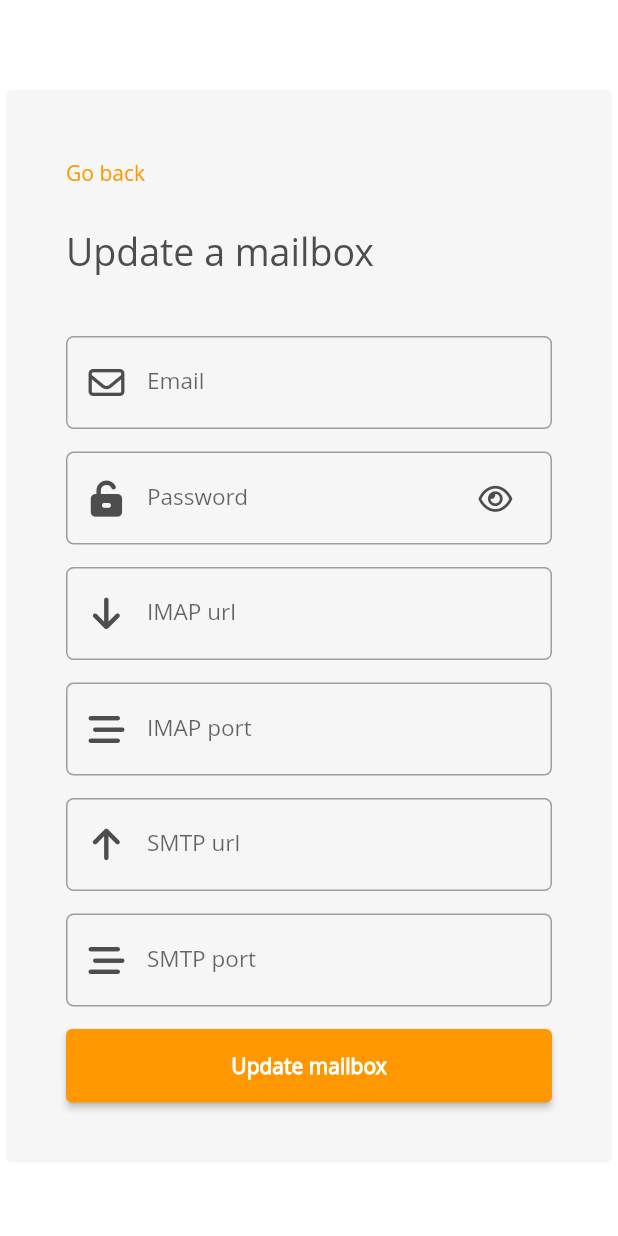
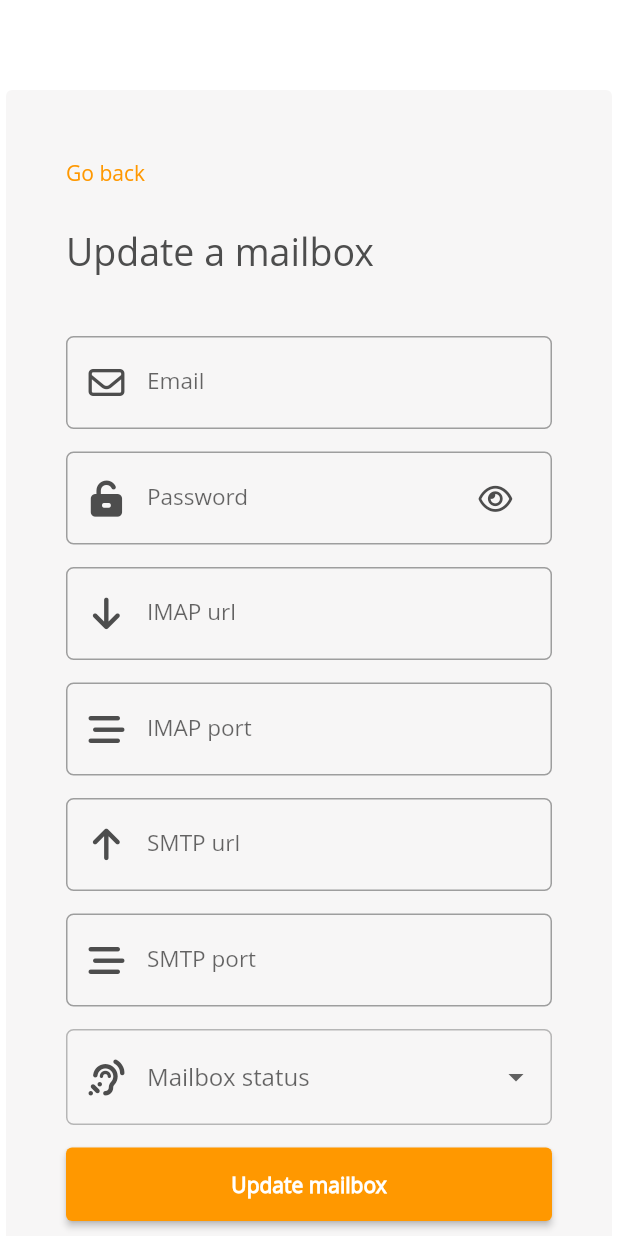
Before and after one commit to simplism-io/app, a Flutter app: the UpdateMailboxScreen screen opened directly with empty values, on a phone screen of 412 x 824 dp. Run offline on Flutter 3.47's test engine with Material 2 defaults, Android fonts, the phone set to English and light mode, and no system bars; our stand-ins replace email_validator, flutter_dotenv, font_awesome_flutter, image_picker, local_auth, responsive_framework and 2 more; missing offline and left inert: circle_flags, system_theme; accounts and stored records are empty.

Commit message:
Update UI

```diff
--- /dev/null
+++ b/lib/constants/icons/status_icon.dart
@@ -0,0 +1,22 @@
+import 'package:flutter/cupertino.dart';
+import 'package:flutter/foundation.dart';
+import 'package:flutter/material.dart';
+
+import 'package:font_awesome_flutter/font_awesome_flutter.dart';
+
+class StatusIcon extends StatelessWidget {
+  const StatusIcon({super.key});
+
+  @override
+  Widget build(BuildContext context) {
+    return Padding(
+      padding: const EdgeInsets.fromLTRB(15, 0, 15, 0),
+      child: Icon(
+          (defaultTargetPlatform == TargetPlatform.iOS ||
+                  defaultTargetPlatform == TargetPlatform.macOS)
+              ? CupertinoIcons.ear
+              : FontAwesomeIcons.earListen,
+          color: Theme.of(context).colorScheme.onBackground),
+    );
+  }
+}
--- a/lib/main.dart
+++ b/lib/main.dart
@@ -9,6 +9,7 @@ import 'package:responsive_framework/utils/scroll_behavior.dart';
 import 'package:supabase_flutter/supabase_flutter.dart';
 import 'package:flutter_localizations/flutter_localizations.dart';
 
+import 'services/mailbox_service.dart';
 import 'services/message_service.dart';
 import 'services/theme_service.dart';
 import 'services/biometric_service.dart';
@@ -42,6 +43,7 @@ class App extends StatelessWidget {
           ChangeNotifierProvider(create: (_) => BiometricService()),
           ChangeNotifierProvider(create: (_) => InternationalizationService()),
           ChangeNotifierProvider(create: (_) => MessageService()),
+          ChangeNotifierProvider(create: (_) => MailBoxService()),
         ],
         child: Consumer3<ThemeService, InternationalizationService,
                 BiometricService>(
@@ -65,12 +67,12 @@ class App extends StatelessWidget {
               ],
               builder: (context, child) => ResponsiveWrapper.builder(
                     BouncingScrollWrapper.builder(context, child!),
-                    maxWidth: 1200,
+                    maxWidth: 1000,
                     minWidth: 450,
                     breakpoints: [
                       const ResponsiveBreakpoint.resize(450, name: MOBILE),
                       const ResponsiveBreakpoint.resize(800, name: TABLET),
-                      const ResponsiveBreakpoint.resize(1200, name: DESKTOP),
+                      const ResponsiveBreakpoint.resize(1000, name: DESKTOP),
                     ],
                     background: Container(
                         color: Theme.of(context).scaffoldBackgroundColor),
--- a/lib/screens/private/email/create_mailbox_screen.dart
+++ b/lib/screens/private/email/create_mailbox_screen.dart
@@ -42,7 +42,7 @@ class _CreateMailboxScreenState extends State<CreateMailboxScreen> {
     Future<void> submit() async {
       setState(() => loader = true);
       final result = await MailBoxService()
-          .createMailbox(email, password, imapUrl, imapPort, smtpUrl, smtpPort);
+          .createMailBox(email, password, imapUrl, imapPort, smtpUrl, smtpPort);
       if (result == true) {
         if (!mounted) return;
         final snackBar = SnackBar(
--- a/lib/screens/private/email/mailbox_overview_screen.dart
+++ b/lib/screens/private/email/mailbox_overview_screen.dart
@@ -195,7 +195,7 @@ class MailboxOverviewScreen extends StatelessWidget {
                             return const LoaderSpinnerWidget();
                           }
                         },
-                        future: MailBoxService().loadMailboxes(),
+                        future: MailBoxService().loadMailBoxes(),
                       )))),
         ));
   }
--- a/lib/screens/private/email/update_mailbox_screen.dart
+++ b/lib/screens/private/email/update_mailbox_screen.dart
@@ -10,6 +10,7 @@ import 'package:responsive_framework/responsive_framework.dart';
 import '../../../constants/icons/password_icon.dart';
 import '../../../constants/icons/port_icon.dart';
 import '../../../constants/icons/smtp_icon.dart';
+import '../../../constants/icons/status_icon.dart';
 import '../../../services/localization_service.dart';
 import '../../../services/mailbox_service.dart';
 
@@ -40,10 +41,15 @@ class _UpdateMailboxScreenState extends State<UpdateMailboxScreen> {
 
   @override
   Widget build(BuildContext context) {
+    var options = ['activate', 'inactive'];
+
+    String? selectedValue;
+    bool? active;
+
     Future<void> submit() async {
       setState(() => loader = true);
-      final result = await MailBoxService().updateMailbox(widget.mailbox['id'],
-          email, password, imapUrl, imapPort, smtpUrl, smtpPort);
+      final result = await MailBoxService().updateMailBox(widget.mailbox['id'],
+          email, password, imapUrl, imapPort, smtpUrl, smtpPort, active);
       if (result == true) {
         if (!mounted) return;
         final snackBar = SnackBar(
@@ -596,6 +602,77 @@ class _UpdateMailboxScreenState extends State<UpdateMailboxScreen> {
                                         }),
                                   ),
                                   const SizedBox(height: 15),
+                                  DropdownButtonFormField(
+                                      items: options.map((String category) {
+                                        return new DropdownMenuItem(
+                                            value: category,
+                                            child: Row(
+                                              children: <Widget>[
+                                                Icon(Icons.star),
+                                                Text(category),
+                                              ],
+                                            ));
+                                      }).toList(),
+                                      onChanged: (newValue) {
+                                        setState(() => {
+                                              selectedValue = newValue,
+                                              active = selectedValue == 'active'
+                                                  ? true
+                                                  : false
+                                            });
+                                        print(active);
+                                        print(selectedValue);
+                                      },
+                                      value: selectedValue,
+                                      decoration: InputDecoration(
+                                          hintText: 'Mailbox status',
+                                          prefixIcon: const StatusIcon(),
+                                          border: OutlineInputBorder(
+                                              borderRadius:
+                                                  BorderRadius.circular(5.0)))),
+                                  // FormField<String>(
+                                  //   builder: (FormFieldState<String> state) {
+                                  //     return InputDecorator(
+                                  //       decoration: InputDecoration(
+                                  //           hintText: 'Mailbox status',
+                                  //           prefixIcon: const StatusIcon(),
+                                  //           border: OutlineInputBorder(
+                                  //               borderRadius:
+                                  //                   BorderRadius.circular(
+                                  //                       5.0))),
+                                  //       child: DropdownButtonHideUnderline(
+                                  //         child: DropdownButton<String?>(
+                                  //           value: selectedValue == ''
+                                  //               ? widget.mailbox['active'] ==
+                                  //                       true
+                                  //                   ? 'active'
+                                  //                   : 'inactive'
+                                  //               : selectedValue,
+                                  //           isDense: true,
+                                  //           onChanged: (String? newValue) {
+                                  //             setState(() {
+                                  //               selectedValue = newValue;
+                                  //               state.didChange(newValue);
+                                  //               active =
+                                  //                   selectedValue == 'active'
+                                  //                       ? true
+                                  //                       : false;
+                                  //             });
+                                  //             print(active);
+                                  //             print(selectedValue);
+                                  //           },
+                                  //           items: options.map((String value) {
+                                  //             return DropdownMenuItem<String>(
+                                  //               value: value,
+                                  //               child: Text(value),
+                                  //             );
+                                  //           }).toList(),
+                                  //         ),
+                                  //       ),
+                                  //     );
+                                  //   },
+                                  // ),
+                                  const SizedBox(height: 15),
                                   SizedBox(
                                     width: ResponsiveValue(context,
                                         defaultValue: 360.0,
@@ -627,6 +704,8 @@ class _UpdateMailboxScreenState extends State<UpdateMailboxScreen> {
                                                       .mailbox['smtp_url'];
                                                   smtpPort ??= widget
                                                       .mailbox['smtp_port'];
+                                                  active ??=
+                                                      widget.mailbox['active'];
                                                 });
                                                 submit();
                                               } else {
@@ -674,6 +753,8 @@ class _UpdateMailboxScreenState extends State<UpdateMailboxScreen> {
                                                       .mailbox['smtp_url'];
                                                   smtpPort ??= widget
                                                       .mailbox['smtp_port'];
+                                                  active ??=
+                                                      widget.mailbox['active'];
                                                 });
                                                 submit();
                                               } else {
--- a/lib/services/mailbox_service.dart
+++ b/lib/services/mailbox_service.dart
@@ -3,13 +3,15 @@ import 'package:supabase_flutter/supabase_flutter.dart';
 
 final supabase = Supabase.instance.client;
 
-class MailBoxService {
-  Future loadMailboxes() async {
+class MailBoxService extends ChangeNotifier {
+  Map? mailboxStatus;
+
+  Future loadMailBoxes() async {
     return await supabase.from('mailboxes').select().eq('organisation_id',
         supabase.auth.currentSession!.user.userMetadata!['organisation_id']);
   }
 
-  Future createMailbox(
+  Future createMailBox(
       email, password, imapUrl, imapPort, smtpUrl, smtpPort) async {
     final mailbox = await supabase
         .from('mailboxes')
@@ -33,8 +35,8 @@ class MailBoxService {
     }
   }
 
-  Future updateMailbox(
-      id, email, password, imapUrl, imapPort, smtpUrl, smtpPort) async {
+  Future updateMailBox(
+      id, email, password, imapUrl, imapPort, smtpUrl, smtpPort, active) async {
     try {
       if (kDebugMode) {
         print('Trying to update mailbox');
@@ -48,6 +50,7 @@ class MailBoxService {
             'imap_port': imapPort,
             'smtp_url': smtpUrl,
             'smtp_port': smtpPort,
+            'active': active
           })
           .match({'id': id})
           .select()
```
